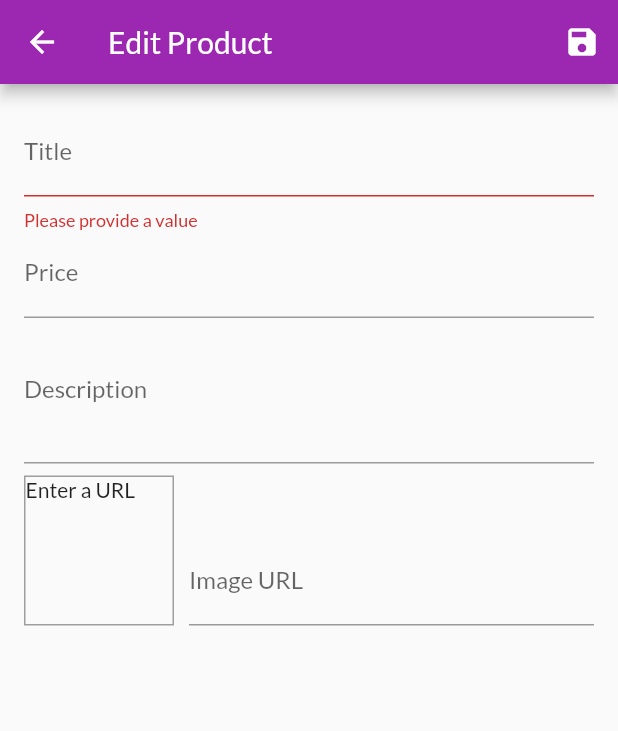
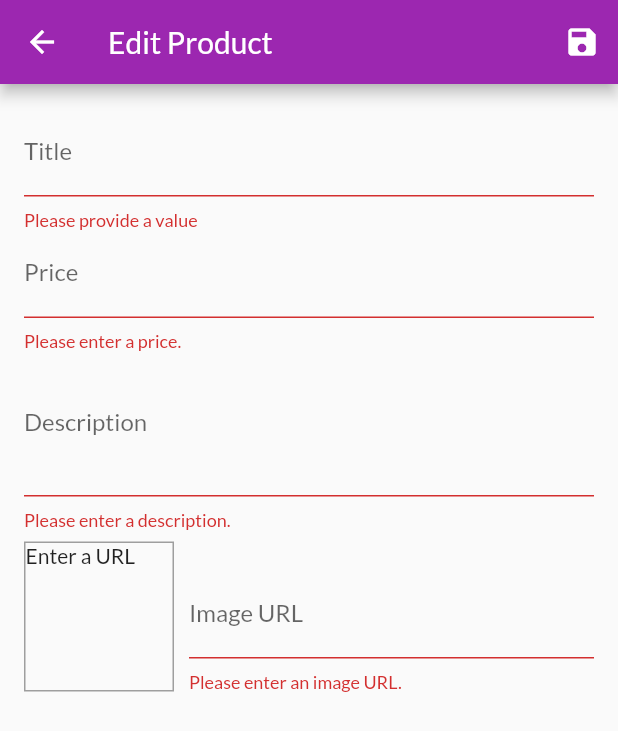
Before and after one commit to yacosta738/flutter_apps, a Flutter app: the EditProductScreen screen opened by its route, after a tap on the "save" icon, on a phone screen of 412 x 824 dp. Shown: the top 731 px of the screen. Run offline on Flutter 3.47's test engine with Material 2 defaults, Android fonts, the phone set to English and light mode, and no system bars; network calls fail.

Commit message:
Adding Validation All Inputs

```diff
--- a/lib/screens/edit_product_screen.dart
+++ b/lib/screens/edit_product_screen.dart
@@ -79,6 +79,18 @@ class _EditProductScreenState extends State<EditProductScreen> {
                 textInputAction: TextInputAction.next,
                 keyboardType: TextInputType.number,
                 focusNode: _priceFocusNode,
+                validator: (value) {
+                  if (value.isEmpty) {
+                    return 'Please enter a price.';
+                  }
+                  if (double.tryParse(value) == null) {
+                    return 'Please enter a valid number';
+                  }
+                  if (double.parse(value) <= 0) {
+                    return 'The price must be greater than 0';
+                  }
+                  return null;
+                },
                 onFieldSubmitted: (_) {
                   FocusScope.of(context).requestFocus(_descriptionFocusNode);
                 },
@@ -94,6 +106,15 @@ class _EditProductScreenState extends State<EditProductScreen> {
                 maxLines: 3,
                 keyboardType: TextInputType.multiline,
                 focusNode: _descriptionFocusNode,
+                validator: (value) {
+                  if (value.isEmpty) {
+                    return 'Please enter a description.';
+                  }
+                  if (value.length > 10) {
+                    return 'Should be at least 10 characters long';
+                  }
+                  return null;
+                },
                 onSaved: (newValue) => _editedProduct = Product(
                     id: _editedProduct.id,
                     title: _editedProduct.title,
@@ -134,6 +155,17 @@ class _EditProductScreenState extends State<EditProductScreen> {
                       controller: _imageUrlController,
                       focusNode: _imageUrlFocusNode,
                       onFieldSubmitted: (_) => _saveForm(),
+                      validator: (value) {
+                        if (value.isEmpty) return 'Please enter an image URL.';
+                        if ((!_imageUrlController.text.startsWith('http') &&
+                                !_imageUrlController.text
+                                    .startsWith('https')) ||
+                            (!_imageUrlController.text.endsWith('.png') &&
+                                !_imageUrlController.text.endsWith('.jpg') &&
+                                !_imageUrlController.text.endsWith('.jpeg')))
+                          return 'Please enter a value URL';
+                        return null;
+                      },
                       onSaved: (newValue) => _editedProduct = Product(
                           id: _editedProduct.id,
                           title: _editedProduct.title,
```
